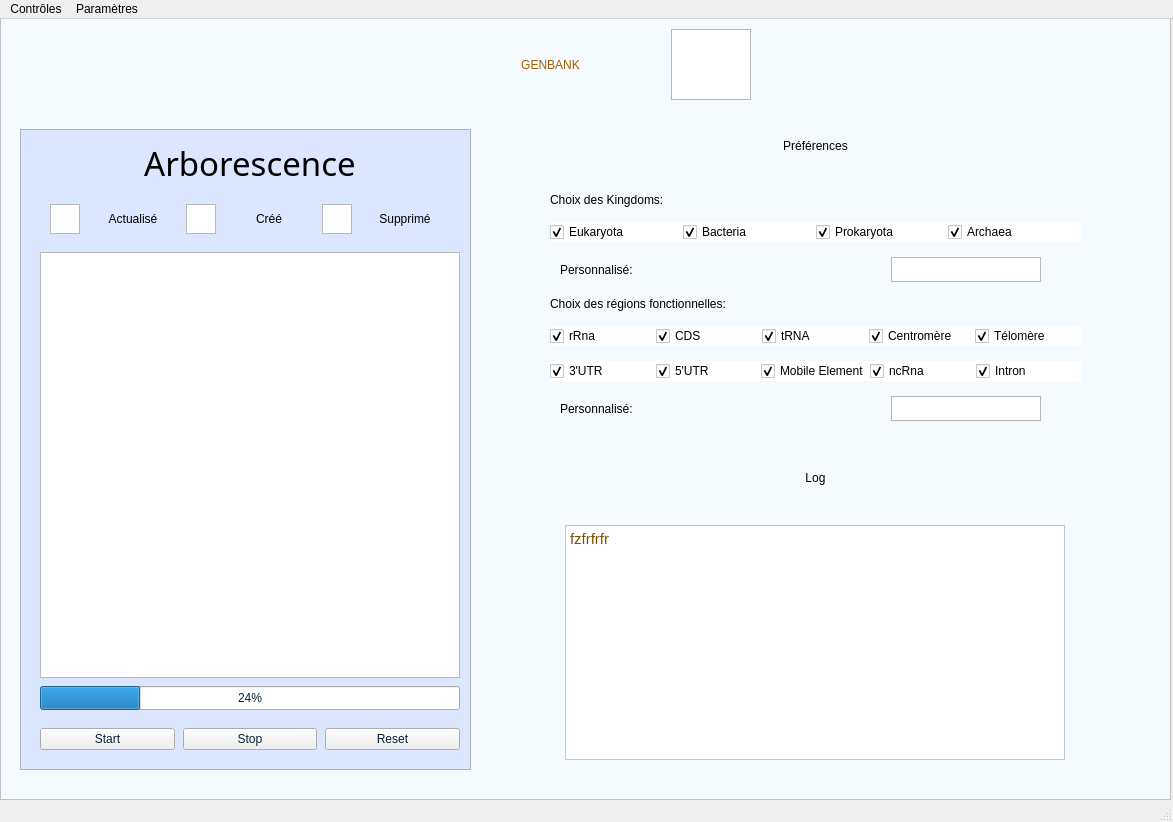
Old version of the form UI/genbank.ui in the repository DARWICHAli/Genbank.
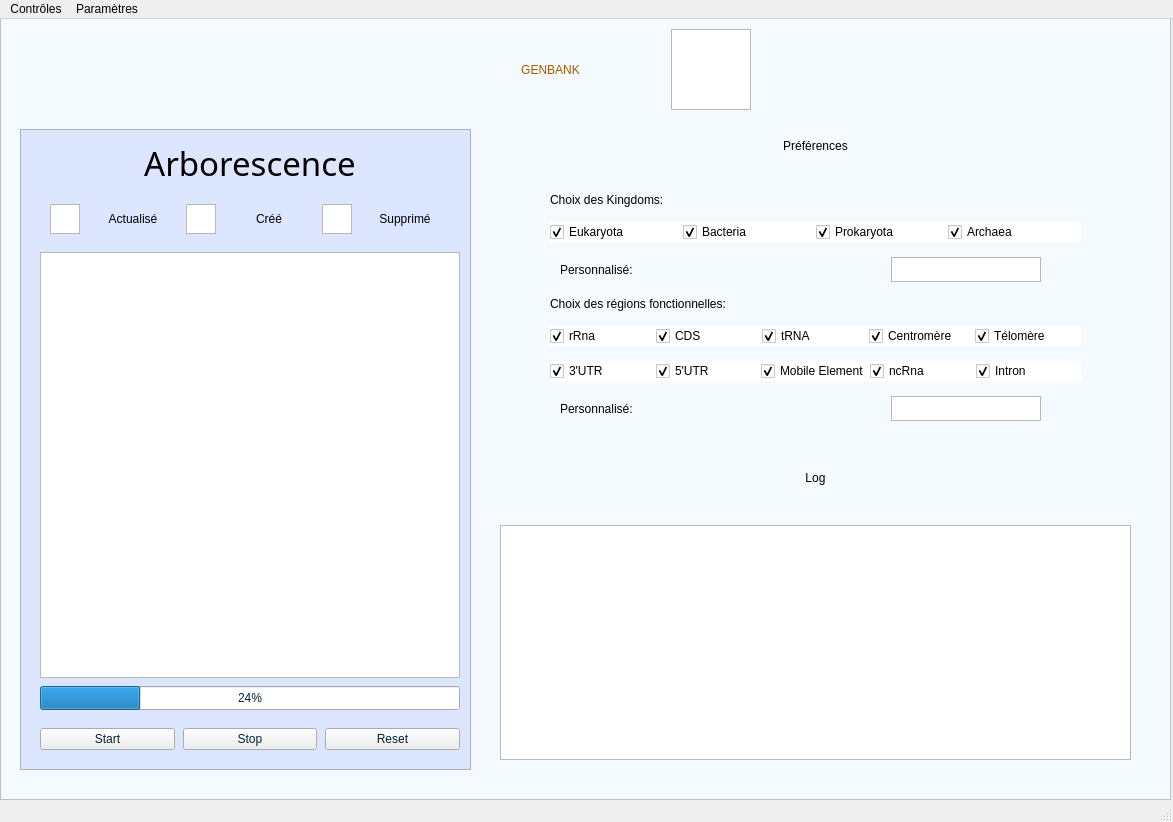
New version of the form.

Diff of the .ui file:
```diff
--- a/UI/genbank.ui
+++ b/UI/genbank.ui
@@ -797,31 +797,7 @@
           <enum>QLayout::SetNoConstraint</enum>
          </property>
          <item>
-          <widget class="QTextEdit" name="logTextEdit">
-           <property name="sizePolicy">
-            <sizepolicy hsizetype="Fixed" vsizetype="Expanding">
-             <horstretch>0</horstretch>
-             <verstretch>0</verstretch>
-            </sizepolicy>
-           </property>
-           <property name="minimumSize">
-            <size>
-             <width>500</width>
-             <height>0</height>
-            </size>
-           </property>
-           <property name="styleSheet">
-            <string notr="true">background-color: rgb(255, 255, 255);
-color: rgb(123, 79, 2);</string>
-           </property>
-           <property name="html">
-            <string>&lt;!DOCTYPE HTML PUBLIC &quot;-//W3C//DTD HTML 4.0//EN&quot; &quot;http://www.w3.org/TR/REC-html40/strict.dtd&quot;&gt;
-&lt;html&gt;&lt;head&gt;&lt;meta name=&quot;qrichtext&quot; content=&quot;1&quot; /&gt;&lt;style type=&quot;text/css&quot;&gt;
-p, li { white-space: pre-wrap; }
-&lt;/style&gt;&lt;/head&gt;&lt;body style=&quot; font-family:'Ubuntu'; font-size:11pt; font-weight:400; font-style:normal;&quot;&gt;
-&lt;p style=&quot; margin-top:0px; margin-bottom:0px; margin-left:0px; margin-right:0px; -qt-block-indent:0; text-indent:0px;&quot;&gt;fzfrfrfr&lt;/p&gt;&lt;/body&gt;&lt;/html&gt;</string>
-           </property>
-          </widget>
+          <widget class="QListView" name="logListView"/>
          </item>
         </layout>
        </item>
@@ -848,7 +824,7 @@
       <x>410</x>
       <y>0</y>
       <width>361</width>
-      <height>91</height>
+      <height>101</height>
      </rect>
     </property>
     <layout class="QHBoxLayout" name="title_container" stretch="3,1">
```
